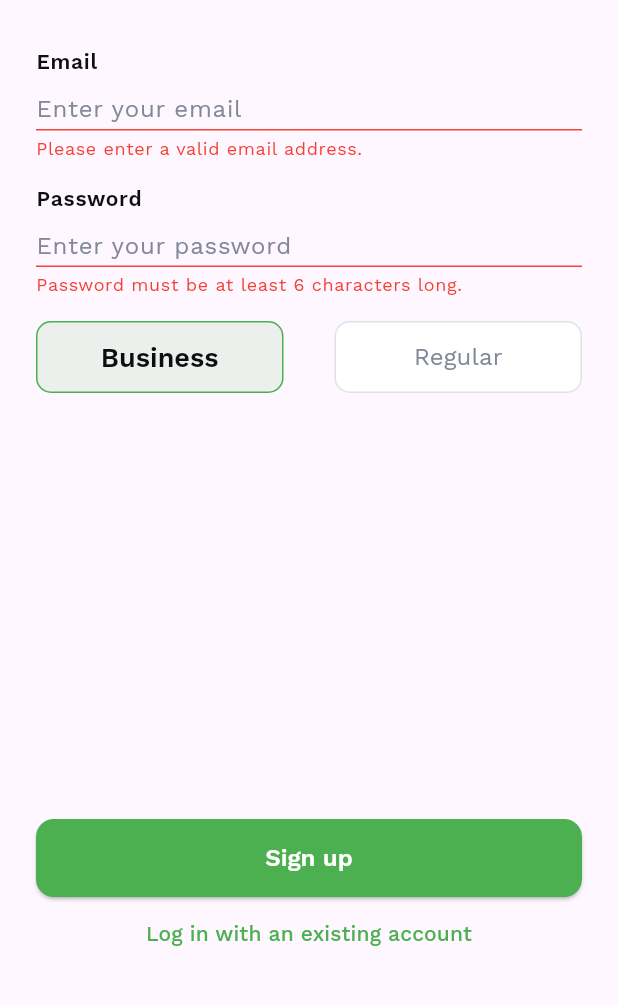
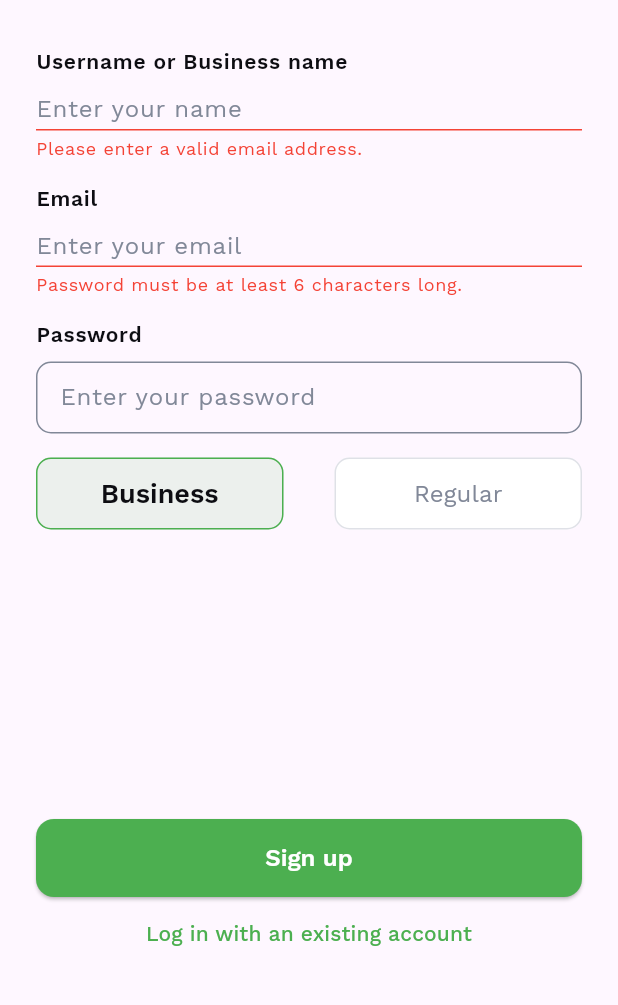
Before and after one commit to AndreasMoss/offers_app, a Flutter app: the screen it shows after launch, after a tap on "Sign in", after a tap on "Create an account", on a phone screen of 412 x 824 dp, the part 231-1236 px from its top. Run offline on Flutter 3.47's test engine with Material 3 defaults, Android fonts, the phone set to English and light mode, and no system bars; our stand-ins replace cloud_firestore, firebase_auth, firebase_core, firebase_storage, flutter_riverpod, google_fonts and 2 more; missing offline and left inert: mobile_scanner; accounts and stored records are empty; generated files the repository leaves out were written again.

```diff
--- a/lib/screens/business_screens/business_dashboard.dart
+++ b/lib/screens/business_screens/business_dashboard.dart
@@ -1,6 +1,7 @@
 import 'package:flutter/material.dart';
 import 'package:flutter_riverpod/flutter_riverpod.dart';
 import 'package:offers_app/providers/offers_list_provider.dart';
+import 'package:offers_app/providers/user_provider.dart';
 import 'package:offers_app/screens/business_screens/add_offer.dart';
 import 'package:offers_app/theme/colors_for_text.dart';
 import 'package:offers_app/widgets/offers_list.dart';
@@ -20,8 +21,9 @@ class BusinessDashboard extends ConsumerWidget {
           data: (inactiveOffers) {
             return Padding(
               padding: const EdgeInsets.only(
-                  top: 60, left: 24, right: 24, bottom: 24),
+                  top: 90, left: 24, right: 24, bottom: 24),
               child: Column(
+                crossAxisAlignment: CrossAxisAlignment.start,
                 children: [
                   Text(
                     'Active Offers',
--- a/lib/screens/general_screens/auth.dart
+++ b/lib/screens/general_screens/auth.dart
@@ -25,6 +25,8 @@ class _AuthScreenState extends State<AuthScreen> {
 
   var _enteredEmail = '';
   var _enteredPassword = '';
+  var _enteredName = '';
+
   UserType _selectedUserType = UserType.business;
 
   void _submit() async {
@@ -47,9 +49,9 @@ class _AuthScreenState extends State<AuthScreen> {
             .doc(userCredentials.user!.uid)
             .set({
           'email': _enteredEmail,
-          if (_selectedUserType == UserType.regular) 'username': 'nameless',
+          if (_selectedUserType == UserType.regular) 'username': _enteredName,
           if (_selectedUserType == UserType.business)
-            'business_name': 'nameless',
+            'business_name': _enteredName,
           'userType':
               _selectedUserType == UserType.business ? 'business' : 'regular',
           if (_selectedUserType == UserType.regular) 'points': 0,
@@ -105,6 +107,38 @@ class _AuthScreenState extends State<AuthScreen> {
                       child: Column(
                         crossAxisAlignment: CrossAxisAlignment.start,
                         children: [
+                          ////////////////////////////////////////
+                          if (!_isLogin)
+                            Text(
+                              'Username or Business name',
+                              style: Theme.of(context)
+                                  .textTheme
+                                  .labelMedium!
+                                  .copyWith(color: textBlackB12),
+                            ),
+                          if (!_isLogin) const SizedBox(height: 8),
+                          if (!_isLogin)
+                            SizedBox(
+                              height: 48,
+                              width: double.infinity,
+                              child: TextFormField(
+                                decoration: const InputDecoration(
+                                  labelText: 'Enter your name',
+                                ),
+                                autocorrect: false,
+                                validator: (value) {
+                                  if (value == null || value.trim().isEmpty) {
+                                    return 'Please enter a valid name';
+                                  }
+                                  return null;
+                                },
+                                onSaved: (value) {
+                                  _enteredName = value!;
+                                },
+                              ),
+                            ),
+                          if (!_isLogin) const SizedBox(height: 16),
+                          //////////////////////////////////////////
                           Text(
                             'Email',
                             style: Theme.of(context)
```
Also changed, not shown: lib/models/offer.dart (+7 -2 lines), lib/screens/general_screens/main_screen.dart (+96 -6 lines).
